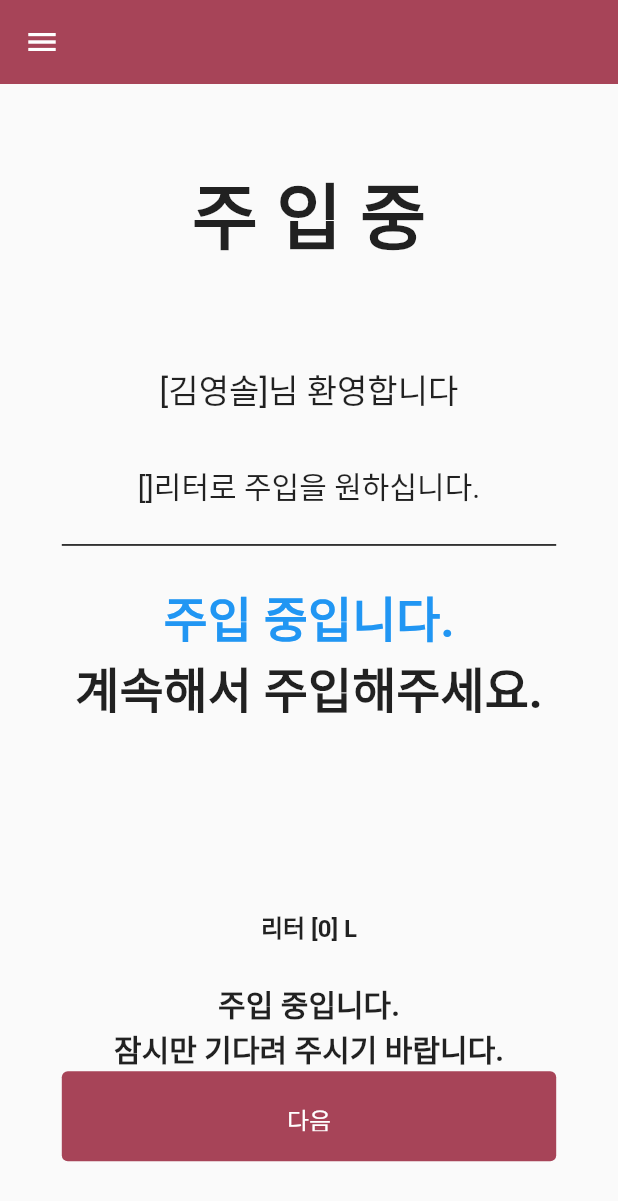
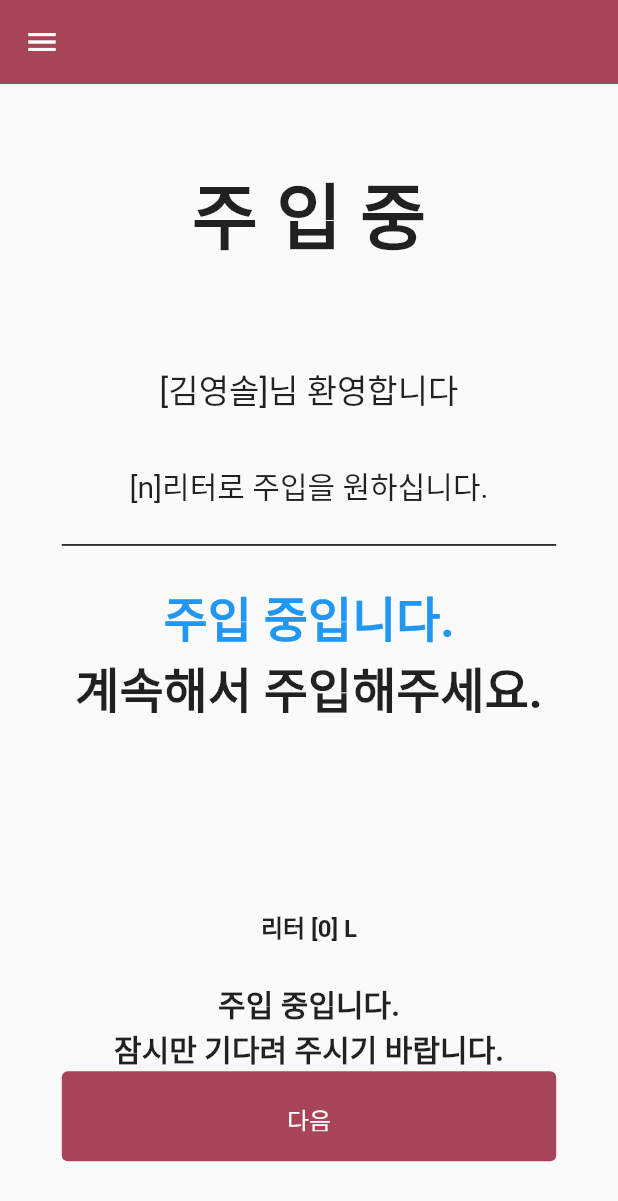
Before and after one commit to sinminseok/soultec, a Flutter app: the Filling screen opened directly with empty values, on a phone screen of 412 x 824 dp. Shown: the top 1201 px of the screen. Run offline on Flutter 3.47's test engine with Material 2 defaults, Android fonts, the phone set to English and light mode, and no system bars; our stand-ins replace cloud_firestore, firebase_auth, firebase_core, flutter_blue, flutter_bluetooth_serial, fluttertoast and 2 more; missing offline and left inert: nfc_manager; accounts and stored records are empty.

Commit message:
3page plus

```diff
--- a/lib/App/Pages/fill_ing.dart
+++ b/lib/App/Pages/fill_ing.dart
@@ -46,7 +46,7 @@ class _FillingState extends State<Filling> {
             style: TextStyle(fontSize: 22),
           ),
           Text(
-            "[$l]리터로 주입을 원하십니다.",
+            "[n]리터로 주입을 원하십니다.",
             style: TextStyle(fontSize: 20),
           ),
           SizedBox(
```
